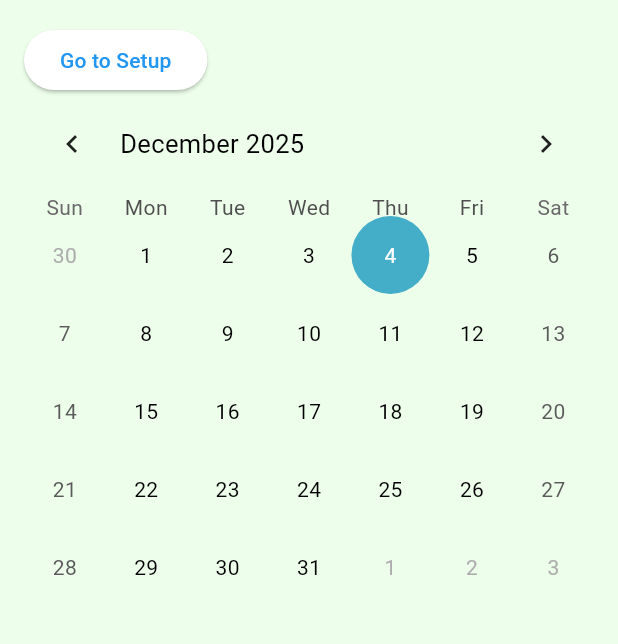
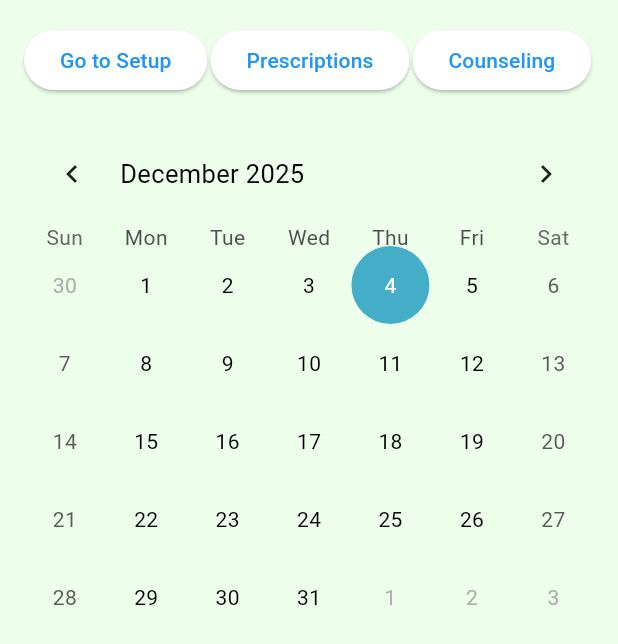
Before and after one commit to NodeMedDisp/Node_App, a Flutter app: the CalendarWidget screen opened directly with empty values, on a phone screen of 412 x 824 dp. Shown: the top 644 px of the screen. Run offline on Flutter 3.47's test engine with Material 3 defaults, Android fonts, the phone set to English and light mode, and no system bars; drawn by our look-alikes of table_calendar; our stand-ins replace awesome_dialog, cached_network_image, firebase_auth, firebase_core, flutter_bloc, flutter_blue_plus and 10 more; accounts and stored records are empty.

Commit message:
Added buttons to the calendar screen that link to the medication and counseling question screens.

```diff
--- a/lib/HomePage/calendar_widg.dart
+++ b/lib/HomePage/calendar_widg.dart
@@ -3,6 +3,8 @@ import 'package:table_calendar/table_calendar.dart';
 import 'package:flutter_screenutil/flutter_screenutil.dart';
 import 'package:hive/hive.dart';
 import 'package:hive_flutter/hive_flutter.dart';
+import '../GetStarted/enter_counseling_data.dart';
+import '../GetStarted/enter_prescription_data.dart';
 import '../GetStarted/get_started.dart';
 import '/../../LoginComp/theming/styles.dart';
 import '/../../LoginComp/theming/colors.dart';
@@ -336,18 +338,50 @@ class _CalendarWidgetState extends State<CalendarWidget> {
           child: Column(
             crossAxisAlignment: CrossAxisAlignment.start,
             children: [
+              // --- Navigation Buttons (responsive with Wrap) ---
+              Wrap(
+                spacing: 2,
+                runSpacing: 10,
+                children: [
+                  ElevatedButton(
+                    onPressed: () {
+                      Navigator.push(
+                        context,
+                        MaterialPageRoute(builder: (_) => const GetStartedPage()),
+                      );
+                    },
+                    child: const Text('Go to Setup'),
+                  ),
+                  ElevatedButton(
+                    onPressed: () {
+                      Navigator.push(
+                        context,
+                        MaterialPageRoute(builder: (_) => const EnterPrescriptionData()),
+                      );
+                    },
+                    child: const Text('Prescriptions'),
+                  ),
                   ElevatedButton(
                     onPressed: () {
                       Navigator.push(
                         context,
                         MaterialPageRoute(
-                      builder: (_) => const GetStartedPage(), // no device needed
+                          builder: (context) => EnterCounselingPrompts(medications: []),
                         ),
                       );
                     },
-                child: const Text('Go to Setup'),
+                    child: const Text(
+                      'Counseling',
+                      textAlign: TextAlign.center, // allow wrapping
+                      softWrap: true,
                     ),
-              // Calendar widget with custom builders
+                  ),
+                ],
+              ),
+
+              const SizedBox(height: 20),
+
+              // --- Calendar widget ---
               TableCalendar(
                 firstDay: DateTime(2020, 01, 01),
                 lastDay: DateTime(2050, 12, 31),
@@ -361,13 +395,11 @@ class _CalendarWidgetState extends State<CalendarWidget> {
                 },
                 calendarFormat: CalendarFormat.month,
                 availableCalendarFormats: const {CalendarFormat.month: 'Month'},
-
                 calendarBuilders: CalendarBuilders(
                   todayBuilder: (context, day, focusedDay) {
-                      // Circle for today's date
                     return Container(
                       decoration: BoxDecoration(
-                          color: ColorsManager.mainBlue.withOpacity(0.5), // Today's color
+                        color: ColorsManager.mainBlue.withOpacity(0.5),
                         shape: BoxShape.circle,
                       ),
                       child: Center(
@@ -380,15 +412,10 @@ class _CalendarWidgetState extends State<CalendarWidget> {
                   },
                   defaultBuilder: (context, day, focusedDay) {
                     final normalizedDate = DateTime(day.year, day.month, day.day);
-
-                      // Check if the date is in the future
                     final isFutureDate = normalizedDate.isAfter(DateTime.now());
-
-                      // Fetch prompts and medications for this day
                     final promptsForDay = _getPromptsForDay(normalizedDate);
                     final medicationsForDay = _getMedicationsForDay(normalizedDate);
 
-                      // If there are prompts or medications and the date is in the future
                     if (isFutureDate && (promptsForDay.isNotEmpty || medicationsForDay.isNotEmpty)) {
                       return Container(
                         decoration: BoxDecoration(
@@ -404,11 +431,10 @@ class _CalendarWidgetState extends State<CalendarWidget> {
                       );
                     }
 
-                      // If there is recovery progress
                     if (recoveryProgress[normalizedDate]?.isNotEmpty ?? false) {
                       return Container(
                         decoration: BoxDecoration(
-                            color: ColorsManager.mainGreen.withOpacity(0.5), // Green background for recovery progress
+                          color: ColorsManager.mainGreen.withOpacity(0.5),
                           shape: BoxShape.circle,
                         ),
                         child: Center(
@@ -420,10 +446,9 @@ class _CalendarWidgetState extends State<CalendarWidget> {
                       );
                     }
 
-                      return null; // Use default style
+                    return null;
                   },
                   selectedBuilder: (context, day, focusedDay) {
-                      // Custom styling for selected day
                     return Container(
                       decoration: BoxDecoration(
                         color: ColorsManager.mainBlue,
@@ -440,10 +465,9 @@ class _CalendarWidgetState extends State<CalendarWidget> {
                 ),
               ),
 
-
               const SizedBox(height: 20),
 
-              // Recovery Progress Section (conditional rendering)
+              // --- Recovery Progress Section ---
               if (recoveryProgressForDay.isNotEmpty) ...[
                 Center(
                   child: Text(
@@ -455,12 +479,11 @@ class _CalendarWidgetState extends State<CalendarWidget> {
                 const SizedBox(height: 10),
                 Center(
                   child: Wrap(
-                    spacing: 10.0, // Space between items horizontally
-                    runSpacing: 10.0, // Space between rows
+                    spacing: 10.0,
+                    runSpacing: 10.0,
                     children: recoveryProgressForDay.map((progress) {
                       return Container(
-                        width: (MediaQuery.of(context).size.width - 40) /
-                            3, // 3 items per row
+                        width: (MediaQuery.of(context).size.width - 40) / 3,
                         padding: const EdgeInsets.all(8.0),
                         decoration: BoxDecoration(
                           color: ColorsManager.mainBlue.withOpacity(0.2),
@@ -480,7 +503,7 @@ class _CalendarWidgetState extends State<CalendarWidget> {
                 const SizedBox(height: 20),
               ],
 
-              // Prompts Section
+              // --- Prompts Section ---
               if (promptsForDay.isNotEmpty) ...[
                 Center(
                   child: Text(
@@ -516,11 +539,10 @@ class _CalendarWidgetState extends State<CalendarWidget> {
                     }).toList(),
                   ),
                 ),
+                const SizedBox(height: 20),
               ],
 
-              const SizedBox(height: 20),
-
-              // Medications Section
+              // --- Medications Section ---
               if (medicationsForDay.isNotEmpty) ...[
                 Center(
                   child: Text(
```
Lines whose indentation alone changed are shown as unchanged.
